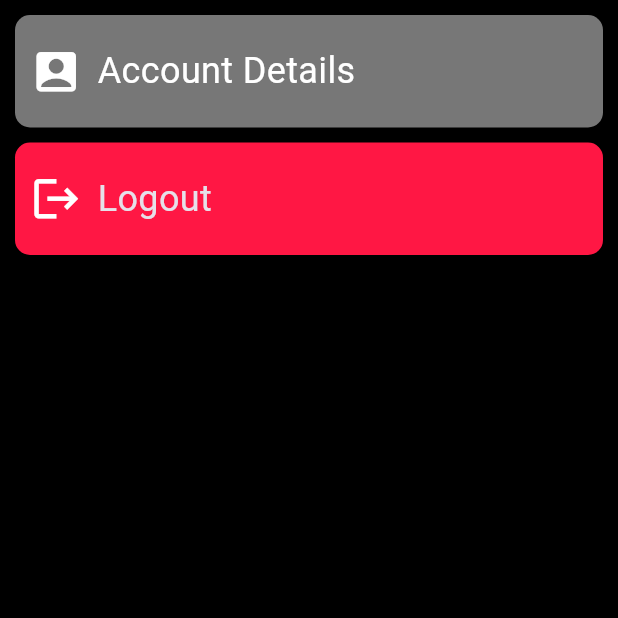
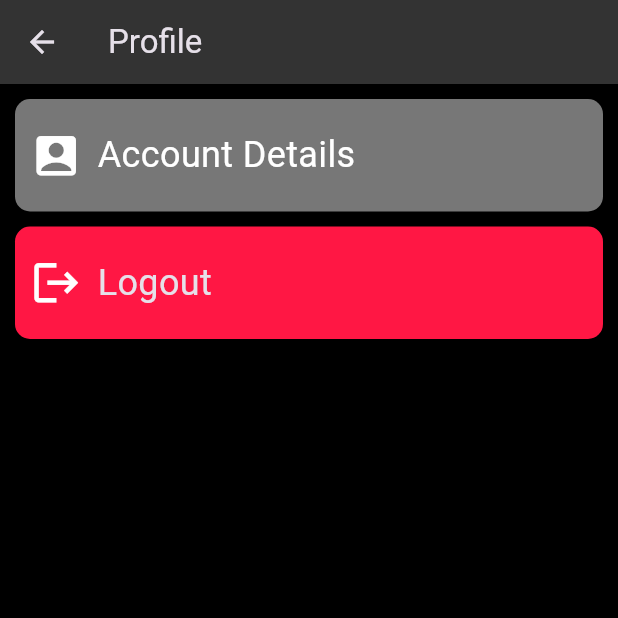
Before and after one commit to Mcproking/applanner-MAE, a Flutter app: the UserManegementList screen opened directly, on a phone screen of 412 x 824 dp, the top half of it. Run offline on Flutter 3.47's test engine with Material 3 defaults, Android fonts, the phone set to English and light mode, and no system bars; our stand-ins replace cloud_firestore, firebase_auth, firebase_core; accounts and stored records are empty.

```diff
--- a/lib/user_management/user_management_list.dart
+++ b/lib/user_management/user_management_list.dart
@@ -48,7 +48,13 @@ class _UserManegementState extends State<UserManegementList> {
 
   @override
   Widget build(BuildContext context) {
-    return SingleChildScrollView(
+    return Scaffold(
+      appBar: AppBar(
+        title: const Text("Profile"),
+        backgroundColor: Color.fromARGB(255, 51, 51, 51),
+        shadowColor: Color.fromARGB(255, 119, 119, 119),
+      ),
+      body: SingleChildScrollView(
         child: Column(
           children: [
             ...List.generate(_listButton.length, (index) {
@@ -151,6 +157,7 @@ class _UserManegementState extends State<UserManegementList> {
             ),
           ],
         ),
+      ),
     );
   }
 }
```
Lines whose indentation alone changed are shown as unchanged.
